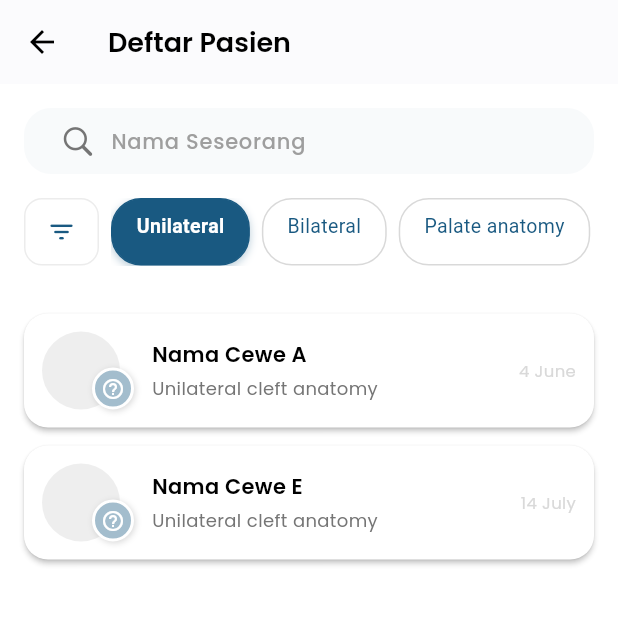
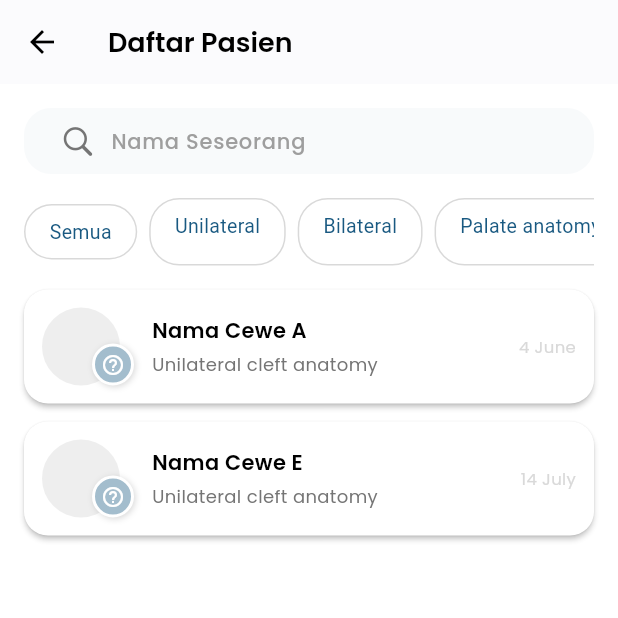
Before and after one commit to rahmahaisyah/clypsera, a Flutter app: the ListPatientView screen opened by its route, after a tap on "Unilateral", on a phone screen of 412 x 824 dp, the top half of it. Run offline on Flutter 3.47's test engine with Material 3 defaults, Android fonts, the phone set to English and light mode, and no system bars; our stand-ins replace get, google_fonts, smooth_page_indicator; accounts and stored records are empty; network calls fail.

Commit message:
feat: added all to filter list patient

```diff
--- a/lib/app/modules/list_patient/controllers/list_patient_controller.dart
+++ b/lib/app/modules/list_patient/controllers/list_patient_controller.dart
@@ -1,8 +1,8 @@
 import 'package:flutter/material.dart';
 import 'package:get/get.dart';
-import '../../../constants/uidata.dart'; // Pastikan path ini benar & berisi definisi icon
+import '../../../constants/uidata.dart';
 import '../../../data/models/cleft_type_model.dart';
-import '../../../data/models/patient_model.dart'; // Pastikan enum Gender ada di sini atau diimpor
+import '../../../data/models/patient_model.dart';
 
 class ListPatientController extends GetxController {
   final RxString searchQuery = ''.obs;
@@ -24,6 +24,7 @@ class ListPatientController extends GetxController {
 
   // Tambahkan state isLoading
   final RxBool isLoading = false.obs; // Default false, akan diubah saat memuat data
+  final CleftTypeModel _allFilterOption = CleftTypeModel(id: '', name: 'Semua', iconUrl: '');
 
   @override
   void onInit() {
@@ -102,6 +103,8 @@ class ListPatientController extends GetxController {
   }
 
   void _updateDisplayedCleftTypesForFilter() {
+    final List<CleftTypeModel> typesToDisplay = [];
+    typesToDisplay.add(_allFilterOption);
     if (showAllCleftTypesInFilter.value) {
       displayedCleftTypesForFilter.assignAll(allCleftTypes);
     } else {
@@ -110,54 +113,46 @@ class ListPatientController extends GetxController {
   }
 
   void selectCleftTypeFilter(String cleftTypeId) {
-    if (selectedCleftTypeId.value == cleftTypeId) {
-      // Opsi: Batalkan filter jika ID yang sama diklik lagi
-      // selectedCleftTypeId.value = '';
-    } else {
-      selectedCleftTypeId.value = cleftTypeId;
-    }
+    // Jika ID yang dipilih adalah ID dari _allFilterOption, maka selectedCleftTypeId akan menjadi ''
+    selectedCleftTypeId.value = cleftTypeId;
     _applyFilters();
   }
 
   void _applyFilters() {
-    // Jika proses filter dianggap sebagai operasi "loading" singkat, Anda bisa set isLoading di sini
-    // isLoading.value = true;
-    // await Future.delayed(Duration(milliseconds: 10)); // Simulasi kerja filter
+    List<PatientModel> tempFiltered = [];
+    final currentSearchQuery = searchQuery.value.toLowerCase();
+    final currentSelectedTypeId = selectedCleftTypeId.value;
 
-    List<PatientModel> tempFiltered = [];
-
-    if (searchQuery.value.isEmpty && selectedCleftTypeId.value.isEmpty) {
+    if (currentSearchQuery.isEmpty && currentSelectedTypeId.isEmpty) {
       tempFiltered.assignAll(_allPatients);
     } else {
       tempFiltered = _allPatients.where((patient) {
-        final nameMatches = patient.name.toLowerCase().contains(searchQuery.value.toLowerCase());
+        final nameMatches = patient.name.toLowerCase().contains(currentSearchQuery);
 
         bool categoryMatches = true;
-        if (selectedCleftTypeId.value.isNotEmpty) {
-          final selectedType = allCleftTypes.firstWhereOrNull((type) => type.id == selectedCleftTypeId.value);
+        if (currentSelectedTypeId.isNotEmpty) { // Hanya filter jika ada tipe yang dipilih (bukan "Semua")
+          final selectedType = allCleftTypes.firstWhereOrNull((type) => type.id == currentSelectedTypeId);
           if (selectedType != null) {
             categoryMatches = patient.cleftDescription.toLowerCase().contains(selectedType.name.toLowerCase());
           } else {
+            // Jika selectedCleftTypeId tidak kosong tapi tidak ditemukan di allCleftTypes (seharusnya tidak terjadi jika data konsisten)
             categoryMatches = false;
           }
         }
 
-        if (searchQuery.value.isNotEmpty && selectedCleftTypeId.value.isNotEmpty) {
+        if (currentSearchQuery.isNotEmpty && currentSelectedTypeId.isNotEmpty) {
           return nameMatches && categoryMatches;
-        } else if (searchQuery.value.isNotEmpty) {
+        } else if (currentSearchQuery.isNotEmpty) {
           return nameMatches;
-        } else if (selectedCleftTypeId.value.isNotEmpty) {
+        } else if (currentSelectedTypeId.isNotEmpty) { // Ini berarti filter kategori aktif
           return categoryMatches;
         }
-        return false;
+        // Jika searchQuery kosong dan selectedCleftTypeId kosong, seharusnya sudah ditangani oleh kondisi pertama.
+        // Namun, untuk keamanan, jika sampai sini berarti tidak ada filter aktif.
+        return true;
       }).toList();
     }
     filteredPatients.assignAll(tempFiltered);
-    // isLoading.value = false; // Set false setelah filter selesai
-  }
-
-  void openAdvancedFilter() {
-    Get.snackbar('Info', 'Buka Filter Lanjutan (Belum diimplementasikan)');
   }
 
   @override
--- a/lib/app/modules/list_patient/views/list_patient_view.dart
+++ b/lib/app/modules/list_patient/views/list_patient_view.dart
@@ -3,7 +3,7 @@ import 'package:flutter/material.dart';
 import 'package:get/get.dart';
 import '../../../shared/theme/app_style.dart';
 import '../../../shared/widgets/custom_search_bar.dart';
-import '../../home/widgets/patient_list_section.dart';
+import '../../home/widgets/patient_list_section.dart'; // Pastikan path ini benar
 import '../controllers/list_patient_controller.dart';
 import '../widgets/filter_category_chip.dart';
 
@@ -22,7 +22,7 @@ class ListPatientView extends GetView<ListPatientController> {
           },
         ),
         title: Text(
-          'Deftar Pasien',
+          'Daftar Pasien',
           style: Style.headLineStyle12,
         ),
         centerTitle: false,
@@ -30,7 +30,7 @@ class ListPatientView extends GetView<ListPatientController> {
       body: Column(
         children: [
           Padding(
-            padding: const EdgeInsets.all(16),
+            padding: const EdgeInsets.fromLTRB(16.0, 16.0, 16.0, 0),
             child: Column(
               crossAxisAlignment: CrossAxisAlignment.stretch,
               children: [
@@ -39,45 +39,50 @@ class ListPatientView extends GetView<ListPatientController> {
                   hintText: "Nama Seseorang",
                 ),
                 const SizedBox(height: 16),
-
-                // Filter Bar Section
                 SizedBox(
                   height: 45, // Tinggi untuk filter bar
                   child: Row(
                     children: [
-                      Container(
-                        margin: const EdgeInsets.only(right: 8.0),
-                        decoration: BoxDecoration(
-                          color: Style.whiteColor,
-                          borderRadius: BorderRadius.circular(12.0),
-                          border: Border.all(
-                              color: Style.greyColor2.withOpacity(0.5)),
-                        ),
-                        child: IconButton(
-                          icon: Icon(Icons.filter_list_rounded,
-                              color: Style.primaryColor, size: 20),
-                          onPressed: controller.openAdvancedFilter,
-                          padding: EdgeInsets.zero,
-                          constraints: const BoxConstraints(),
-                        ),
-                      ),
+                      // Ganti IconButton dengan FilterCategoryChip "Semua"
+                      Obx(() => FilterCategoryChip(
+                            label: "Semua",
+                            isSelected: controller.selectedCleftTypeId.value == '', // Terpilih jika tidak ada ID filter lain
+                            onTap: () {
+                              controller.selectCleftTypeFilter(''); // ID kosong untuk "Semua"
+                            },
+                          )),
+                      // Beri sedikit jarak antara chip "Semua" dan daftar kategori
+                      // const SizedBox(width: 8.0), // Opsional, jika diperlukan
 
                       // Daftar Kategori Filter Horizontal
                       Expanded(
                         child: Obx(() {
-                          if (controller.displayedCleftTypesForFilter.isEmpty) {
+                          // Filter keluar item "Semua" dari controller.displayedCleftTypesForFilter
+                          // karena sudah kita tampilkan secara manual di atas.
+                          final actualCleftTypes = controller.displayedCleftTypesForFilter
+                              .where((type) => type.id != '') // Hanya tampilkan tipe selain "Semua"
+                              .toList();
+
+                          if (actualCleftTypes.isEmpty && controller.allCleftTypes.isNotEmpty) {
+                             // Ini berarti hanya ada filter "Semua" dan tidak ada kategori lain
+                             // Anda bisa memilih untuk tidak menampilkan ListView.builder atau menampilkan pesan
+                             return const SizedBox.shrink(); // Atau widget lain jika perlu
+                          }
+                          if (controller.displayedCleftTypesForFilter.isEmpty && controller.allCleftTypes.isEmpty) {
                             return const Center(
                                 child: Text('Memuat filter...'));
                           }
+
                           return ListView.builder(
                             scrollDirection: Axis.horizontal,
-                            itemCount:
-                                controller.displayedCleftTypesForFilter.length,
+                            itemCount: actualCleftTypes.length,
                             physics: const BouncingScrollPhysics(),
                             itemBuilder: (context, index) {
-                              final cleftType = controller
-                                  .displayedCleftTypesForFilter[index];
-                              return Obx(() => FilterCategoryChip(
+                              final cleftType = actualCleftTypes[index];
+                              // Obx di dalam itemBuilder tidak diperlukan jika Obx sudah membungkus ListView.builder
+                              // dan FilterCategoryChip sudah di-observe di level atasnya.
+                              // Namun, jika Anda ingin setiap chip bereaksi individual, bisa dipertahankan.
+                              return FilterCategoryChip( // Tidak perlu Obx lagi di sini jika ListView sudah Obx
                                     label: cleftType.name,
                                     isSelected:
                                         controller.selectedCleftTypeId.value ==
@@ -86,7 +91,7 @@ class ListPatientView extends GetView<ListPatientController> {
                                       controller
                                           .selectCleftTypeFilter(cleftType.id);
                                     },
-                                  ));
+                                  );
                             },
                           );
                         }),
@@ -97,11 +102,9 @@ class ListPatientView extends GetView<ListPatientController> {
               ],
             ),
           ),
-
-          // Daftar Pasien
-          Padding(
-            padding: const EdgeInsets.all(16),
-            child: Expanded(
+          Expanded(
+            child: Padding(
+              padding: const EdgeInsets.symmetric(horizontal: 16.0, vertical: 16.0),
               child: Obx(() {
                 if (controller.isLoading.value) {
                   return const Center(child: CircularProgressIndicator());
@@ -115,6 +118,13 @@ class ListPatientView extends GetView<ListPatientController> {
                   return const Center(
                       child: Text('Tidak ada pasien dengan kriteria ini.'));
                 }
+                if (controller.filteredPatients.isEmpty &&
+                    controller.searchQuery.value.isEmpty &&
+                    controller.selectedCleftTypeId.value.isEmpty &&
+                    !controller.isLoading.value ) {
+                       return const Center(child: Text('Belum ada data pasien.'));
+                    }
+
                 return PatientListSection(
                   showHeader: false,
                   patientsToDisplay: controller.filteredPatients,
--- a/lib/app/modules/list_patient/widgets/filter_category_chip.dart
+++ b/lib/app/modules/list_patient/widgets/filter_category_chip.dart
@@ -5,7 +5,6 @@ class FilterCategoryChip extends StatelessWidget {
   final String label;
   final bool isSelected;
   final VoidCallback onTap;
-  // Anda bisa menambahkan parameter icon jika setiap chip memiliki icon sendiri
 
   const FilterCategoryChip({
     super.key,
@@ -41,7 +40,7 @@ class FilterCategoryChip extends StatelessWidget {
           style: TextStyle(
             color: isSelected ? Style.whiteColor : Style.primaryColor, // Warna teks
             fontWeight: isSelected ? FontWeight.bold : FontWeight.normal,
-            fontSize: 13, // Sesuaikan ukuran font
+            fontSize: 13,
           ),
         ),
       ),
```
